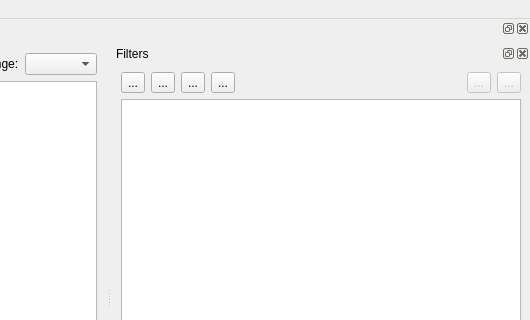
Before: the Qt Designer form src/mainwindow.ui in UjOwtuc/qstuff, drawn with Qt 5; both pictures show x 618 to 1148 and y 0 to 320 of the 1148 by 807 pixel window.
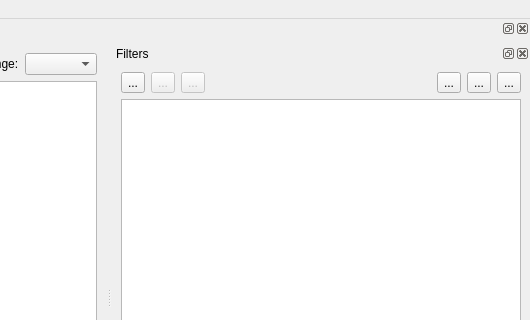
After: the same form once the commit is applied. Icons and pictures are not drawn.

Commit message: Reordered toolbuttons for filter list

```diff
--- a/src/mainwindow.ui
+++ b/src/mainwindow.ui
@@ -168,8 +168,24 @@
        </property>
       </widget>
      </item>
-     <item row="0" column="3">
-      <widget class="QToolButton" name="removeAllFiltersButton">
+     <item row="1" column="0" colspan="7">
+      <widget class="QListView" name="filterList">
+       <property name="minimumSize">
+        <size>
+         <width>400</width>
+         <height>0</height>
+        </size>
+       </property>
+       <property name="selectionMode">
+        <enum>QAbstractItemView::ExtendedSelection</enum>
+       </property>
+       <property name="selectionBehavior">
+        <enum>QAbstractItemView::SelectRows</enum>
+       </property>
+      </widget>
+     </item>
+     <item row="0" column="4">
+      <widget class="QToolButton" name="enableAllFiltersButton">
        <property name="toolTip">
         <string>Remove All</string>
        </property>
@@ -182,7 +198,7 @@
        </property>
       </widget>
      </item>
-     <item row="0" column="2">
+     <item row="0" column="5">
       <widget class="QToolButton" name="disableAllFiltersButton">
        <property name="toolTip">
         <string>Disable All</string>
@@ -197,7 +213,35 @@
       </widget>
      </item>
      <item row="0" column="1">
-      <widget class="QToolButton" name="enableAllFiltersButton">
+      <widget class="QToolButton" name="invertFilterButton">
+       <property name="enabled">
+        <bool>false</bool>
+       </property>
+       <property name="text">
+        <string>...</string>
+       </property>
+       <property name="icon">
+        <iconset theme="edit-select-invert">
+         <normaloff>.</normaloff>.</iconset>
+       </property>
+      </widget>
+     </item>
+     <item row="0" column="2">
+      <widget class="QToolButton" name="removeFilterButton">
+       <property name="enabled">
+        <bool>false</bool>
+       </property>
+       <property name="text">
+        <string>...</string>
+       </property>
+       <property name="icon">
+        <iconset theme="delete">
+         <normaloff>.</normaloff>.</iconset>
+       </property>
+      </widget>
+     </item>
+     <item row="0" column="6">
+      <widget class="QToolButton" name="removeAllFiltersButton">
        <property name="toolTip">
         <string>Enable All</string>
        </property>
@@ -210,7 +254,7 @@
        </property>
       </widget>
      </item>
-     <item row="0" column="4">
+     <item row="0" column="3">
       <spacer name="horizontalSpacer">
        <property name="orientation">
         <enum>Qt::Horizontal</enum>
@@ -223,50 +267,6 @@
        </property>
       </spacer>
      </item>
-     <item row="0" column="5">
-      <widget class="QToolButton" name="invertFilterButton">
-       <property name="enabled">
-        <bool>false</bool>
-       </property>
-       <property name="text">
-        <string>...</string>
-       </property>
-       <property name="icon">
-        <iconset theme="edit-select-invert">
-         <normaloff>.</normaloff>.</iconset>
-       </property>
-      </widget>
-     </item>
-     <item row="0" column="6">
-      <widget class="QToolButton" name="removeFilterButton">
-       <property name="enabled">
-        <bool>false</bool>
-       </property>
-       <property name="text">
-        <string>...</string>
-       </property>
-       <property name="icon">
-        <iconset theme="delete">
-         <normaloff>.</normaloff>.</iconset>
-       </property>
-      </widget>
-     </item>
-     <item row="1" column="0" colspan="7">
-      <widget class="QListView" name="filterList">
-       <property name="minimumSize">
-        <size>
-         <width>400</width>
-         <height>0</height>
-        </size>
-       </property>
-       <property name="selectionMode">
-        <enum>QAbstractItemView::ExtendedSelection</enum>
-       </property>
-       <property name="selectionBehavior">
-        <enum>QAbstractItemView::SelectRows</enum>
-       </property>
-      </widget>
-     </item>
     </layout>
    </widget>
   </widget>
```
Left out of the diff: 8 changed lines with no effect on the pictures.
